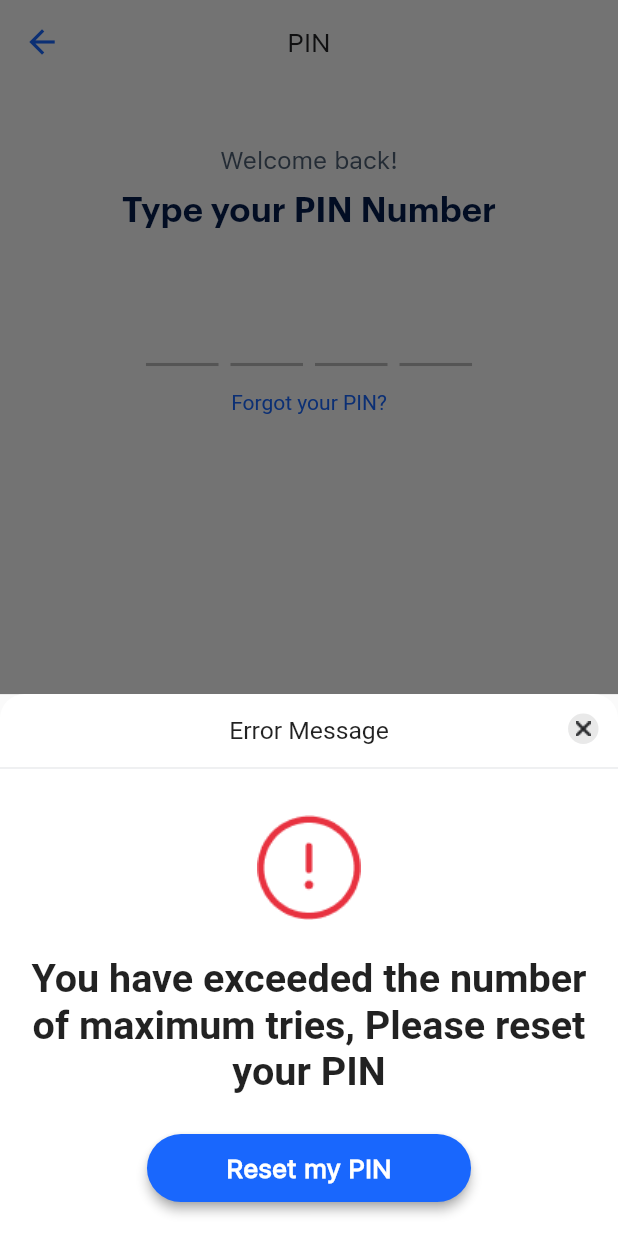
After one commit to milind-nagarro/flutter_starter_kit, a Flutter app: the VerifyPinScreen screen opened by its route, after a tap on "Next", on a phone screen of 412 x 824 dp. The commit adds this screen. Run offline on Flutter 3.47's test engine with Material 2 defaults, Android fonts, the light colour scheme and no system bars; our stand-ins replace bloc, chopper, equatable, firebase_analytics, firebase_core, firebase_crashlytics and 6 more; accounts and stored records are empty; generated files the repository leaves out were written again.

Commit message:
feat: verify pin screen added

```diff
--- a/lib/app/main.dart
+++ b/lib/app/main.dart
@@ -3,7 +3,6 @@ import 'package:flutter_bloc/flutter_bloc.dart';
 import 'package:flutter_gen/gen_l10n/app_localizations.dart';
 import 'package:flutter_screenutil/flutter_screenutil.dart';
 import 'package:flutter_starter_kit/app/app_config.dart';
-import 'package:flutter_starter_kit/app/resources/theme.dart' as themes;
 import 'package:flutter_starter_kit/ui/module/welcome/cubit/welcome_cubit.dart';
 import 'package:flutter_starter_kit/ui/router/routes_config.dart' as routes;
 
@@ -35,7 +34,8 @@ class StarterKitApp extends StatelessWidget {
             supportedLocales: AppLocalizations.supportedLocales,
             locale: config.currentLocale,
             theme: config.currentTheme,
-            darkTheme: themes.dark,
+            /*darkTheme: themes.dark,*/
+            debugShowCheckedModeBanner: false,
             navigatorKey: locator<AppRouter>().navigatorKey,
             onGenerateRoute: routes.generateRoute,
             initialRoute: routes.initialRoute,
--- a/lib/ui/module/login/login_screen.dart
+++ b/lib/ui/module/login/login_screen.dart
@@ -149,7 +149,6 @@ class LoginScreen extends StatelessWidget {
   }
 
   void nextScreen() {
-    // TODO: Add redirection to Verify PIN
-    // locator<AppRouter>().showSetupPin();
+    locator<AppRouter>().showVerifyPin();
   }
 }
--- /dev/null
+++ b/lib/ui/module/login/verify_pin/verify_pin_screen.dart
@@ -0,0 +1,156 @@
+import 'package:flutter/material.dart';
+import 'package:flutter/widgets.dart';
+import 'package:flutter_gen/gen_l10n/app_localizations.dart';
+import 'package:flutter_screenutil/flutter_screenutil.dart';
+import 'package:flutter_starter_kit/ui/screen/common_widget/pinput/pinput.dart';
+
+import '../../../../app/resources/colors.dart';
+import '../../../../app/resources/style.dart';
+
+class VerifyPinScreen extends StatelessWidget {
+  const VerifyPinScreen({Key? key}) : super(key: key);
+
+  @override
+  Widget build(BuildContext context) {
+    TextEditingController textController = TextEditingController();
+    FocusNode focusNode = FocusNode();
+
+    return Scaffold(
+      appBar: FABWidget.appTopBar(AppLocalizations.of(context).pin),
+      body: SafeArea(
+        child: Padding(
+          padding: EdgeInsets.symmetric(horizontal: 20.w, vertical: 40.h),
+          child: Column(
+            children: [
+              Text(AppLocalizations.of(context).welcome_back,
+                  style: FABStyles.subHeaderLabelStyle),
+              SizedBox(height: 8.h),
+              Text(
+                AppLocalizations.of(context).type_pin_number,
+                style: FABStyles.appStyleHeaderText(header),
+              ),
+              SizedBox(height: 33.h),
+              Center(
+                child: Pinput(
+                  length: 4,
+                  pinAnimationType: PinAnimationType.slide,
+                  controller: textController,
+                  focusNode: focusNode,
+                  obscureText: true,
+                  onChanged: (value) {},
+                  forceErrorState: false,
+                  obscuringCharacter: '*',
+                  errorPinTheme: FABWidget.errorPinTheme,
+                  errorTextStyle: const TextStyle(color: alertRed),
+                  defaultPinTheme: FABWidget.defaultPinTheme,
+                  showCursor: false,
+                  focusedPinTheme: FABWidget.focusedPinTheme,
+                  preFilledWidget: FABWidget.preFilledWidget,
+                  submittedPinTheme: FABWidget.submittedPinTheme,
+                ),
+              ),
+              SizedBox(height: 16.h),
+              Text(
+                AppLocalizations.of(context).forgot_your_pin,
+                style: const TextStyle(color: borderColor),
+              ),
+              const Spacer(),
+              FABWidget.appButton(AppLocalizations.of(context).next,
+                  bgColor: Colors.blue,
+                  minSize: Size(100.w, 50.h),
+                  onPressed: () => {showBottomSheet(context)}),
+              SizedBox(height: 33.h),
+            ],
+          ),
+        ),
+      ),
+    );
+  }
+
+  Future<void> showBottomSheet(context) async {
+    showModalBottomSheet(
+        context: context,
+        builder: (context) {
+          return Container(
+            decoration: BoxDecoration(
+              color: Colors.white,
+              shape: BoxShape.rectangle,
+              borderRadius: BorderRadius.only(
+                topLeft: Radius.circular(16.r),
+                topRight: Radius.circular(16.r),
+              ),
+            ),
+            height: 356.h,
+            child: Column(
+              children: [
+                Stack(children: [
+                  SizedBox(
+                    width: double.infinity,
+                    child: Center(
+                        child: Padding(
+                      padding: const EdgeInsets.all(15.0),
+                      child: Text(AppLocalizations.of(context).error_message,
+                          style: TextStyle(fontSize: 15.sp)),
+                    )),
+                  ),
+                  Positioned(
+                      top: 13,
+                      right: 13,
+                      child: GestureDetector(
+                        onTap: () {},
+                        child: CircleAvatar(
+                          radius: 10.r,
+                          backgroundColor: greyBackground,
+                          child: Image.asset(
+                            'assets/images/black_cross.png',
+                            width: 20.w,
+                            height: 20.h,
+                          ),
+                        ),
+                      ))
+                ]),
+                Container(
+                  color: separatorColor,
+                  width: double.infinity,
+                  height: 0.5.h,
+                ),
+                SizedBox(
+                  height: 15.h,
+                ),
+                Container(
+                  padding: const EdgeInsets.only(top: 16),
+                  color: Colors.white,
+                  child: Center(
+                    child: Image.asset('assets/images/error_red.png'),
+                  ),
+                ),
+                SizedBox(
+                  height: 8.h,
+                ),
+                Container(
+                  padding: const EdgeInsets.all(16),
+                  color: Colors.white,
+                  child: Center(
+                      child: Text(
+                    AppLocalizations.of(context).exceeded_number_retries,
+                    textAlign: TextAlign.center,
+                    style: TextStyle(
+                      fontSize: 24.sp,
+                      fontWeight: FontWeight.bold,
+                    ),
+                  )),
+                ),
+                SizedBox(
+                  height: 8.h,
+                ),
+                FABWidget.appButton(AppLocalizations.of(context).reset_my_pin,
+                    minSize: Size(179.w, 44.h), onPressed: () {}),
+                SizedBox(
+                  height: 12.h,
+                ),
+              ],
+            ),
+          );
+        });
+  }
+}
--- a/lib/ui/router/app_router.dart
+++ b/lib/ui/router/app_router.dart
@@ -51,4 +51,8 @@ class AppRouter {
   void showConfirmPin(String pinData) {
     _navService.pushNamed(routes.confirmPin, args: pinData);
   }
+
+  void showVerifyPin() {
+    _navService.pushNamed(routes.verifyPin);
+  }
 }
--- a/lib/ui/router/routes_config.dart
+++ b/lib/ui/router/routes_config.dart
@@ -1,8 +1,8 @@
 import 'package:flutter/material.dart';
 import 'package:flutter_starter_kit/domain/entity/article_entity.dart';
 import 'package:flutter_starter_kit/ui/module/login/login_screen.dart';
+import 'package:flutter_starter_kit/ui/module/login/verify_pin/verify_pin_screen.dart';
 import 'package:flutter_starter_kit/ui/module/splash/splash.dart';
-import 'package:flutter_starter_kit/ui/module/welcome/welcome_screen.dart';
 import 'package:flutter_starter_kit/ui/screen/article_detail_screen.dart';
 import 'package:flutter_starter_kit/ui/screen/article_list_screen.dart';
 import 'package:flutter_starter_kit/ui/screen/dashboard_screen.dart';
@@ -22,6 +22,7 @@ const String registerEmail = 'register_email';
 const String splash = 'splash';
 const String setupPin = 'setupPin';
 const String confirmPin = 'confirmPin';
+const String verifyPin = 'verifyPin';
 
 // define initial route
 String get initialRoute => splash;
@@ -56,6 +57,8 @@ Route<dynamic> generateRoute(RouteSettings settings) {
       return MaterialPageRoute(builder: (context) => const Register(false));
     case splash:
       return MaterialPageRoute(builder: (context) => const SplashScreen());
+    case verifyPin:
+      return MaterialPageRoute(builder: (context) => const VerifyPinScreen());
     default:
       return MaterialPageRoute(
         builder: (context) => Scaffold(
--- a/pubspec.yaml
+++ b/pubspec.yaml
@@ -113,9 +113,6 @@ flutter:
     - assets/images/3.0x/error.png
     - assets/images/error_red.png
     - assets/images/black_cross.png
-    - assets/images/splash.jpg
-    - assets/images/2.0x/splash.jpg
-    - assets/images/3.0x/splash.jpg
   # An image asset can refer to one or more resolution-specific "variants", see
   # https://flutter.dev/assets-and-images/#resolution-aware.
 
```
Also changed, not shown: 1 other file.
